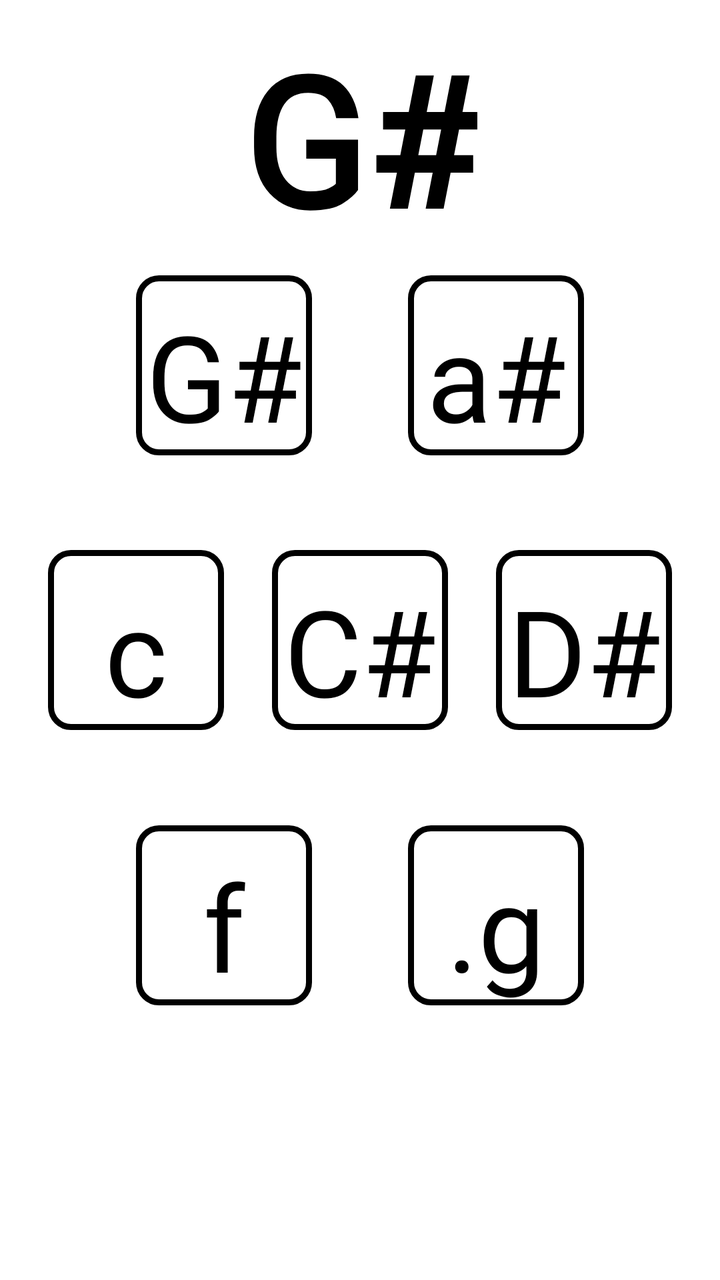
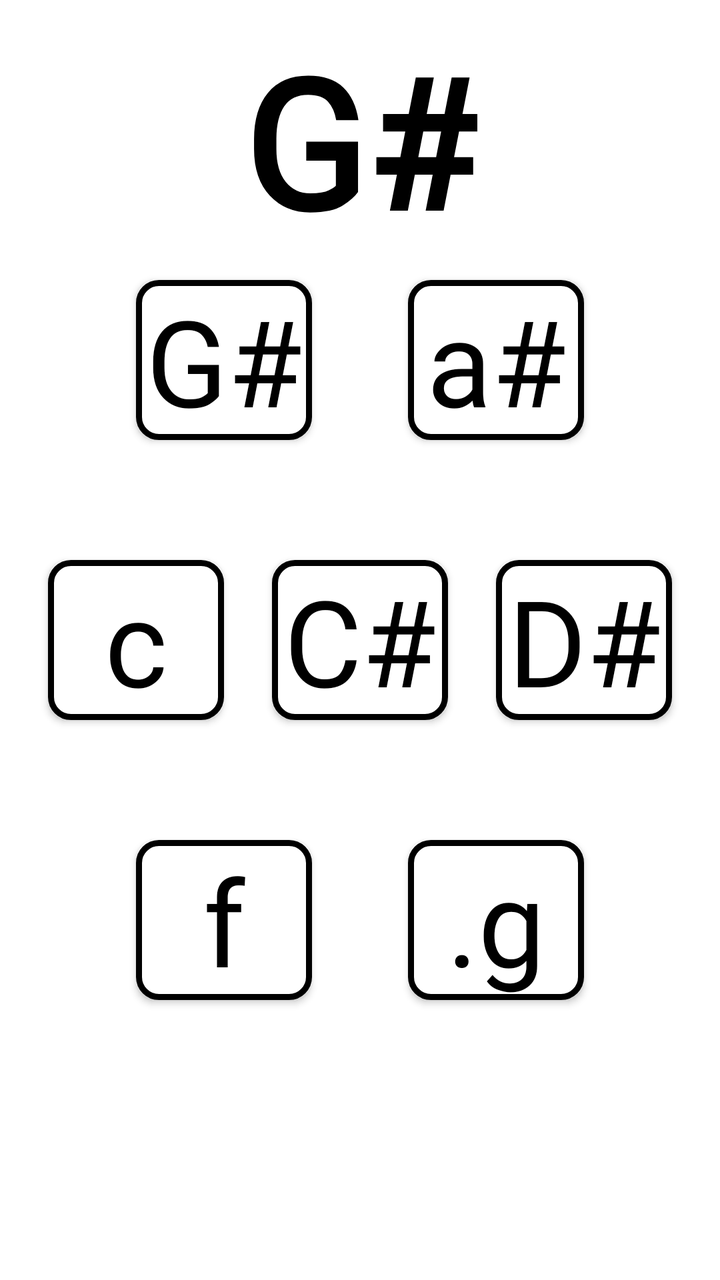

An Android layout rendered at two revisions. The XML below is the earlier revision; the diff shows what the commit changed to produce the second picture.
<!-- AndroidManifest.xml: application theme AppTheme -->
<!-- res/layout/activity_maj_gs.xml -->
<?xml version="1.0" encoding="utf-8"?>
<androidx.constraintlayout.widget.ConstraintLayout xmlns:android="http://schemas.android.com/apk/res/android"
    xmlns:app="http://schemas.android.com/apk/res-auto"
    xmlns:tools="http://schemas.android.com/tools"
    android:layout_width="match_parent"
    android:layout_height="match_parent"
    android:background="#ffffff"
    android:orientation="vertical"
    tools:context=".maj_gs">


    <TextView
        android:id="@+id/maj_gs_label"
        android:layout_width="wrap_content"
        android:layout_height="wrap_content"
        android:fontFamily="@font/intut"
        android:text="@string/M_gs"
        android:textColor="#000000"
        android:textSize="90sp"
        android:textStyle="bold"
        app:layout_constraintBottom_toTopOf="@+id/gs"
        app:layout_constraintEnd_toEndOf="@+id/as"
        app:layout_constraintStart_toStartOf="@+id/gs"
        app:layout_constraintTop_toTopOf="parent"
        tools:ignore="MissingConstraints" />

    <Button
        android:id="@+id/gs"
        android:layout_width="wrap_content"
        android:layout_height="wrap_content"
        android:background="@drawable/main_theme"
        android:fontFamily="@font/intut"
        android:text="@string/MGS_gs"
        android:textAllCaps="false"
        android:textColor="#000000"
        android:textSize="60sp"
        app:layout_constraintBottom_toBottomOf="@+id/c"
        app:layout_constraintEnd_toEndOf="@+id/cs"
        app:layout_constraintStart_toStartOf="parent"
        app:layout_constraintTop_toTopOf="parent"
        tools:ignore="MissingConstraints" />

    <Button
        android:id="@+id/as"
        android:layout_width="wrap_content"
        android:layout_height="wrap_content"
        android:background="@drawable/main_theme"
        android:fontFamily="@font/intut"
        android:text="@string/MGS_as"
        android:textAllCaps="false"
        android:textColor="#000000"
        android:textSize="60sp"
        app:layout_constraintBottom_toBottomOf="@+id/ds"
        app:layout_constraintEnd_toEndOf="parent"
        app:layout_constraintStart_toStartOf="@+id/cs"
        app:layout_constraintTop_toTopOf="parent"
        tools:ignore="MissingConstraints" />

    <Button
        android:id="@+id/c"
        android:layout_width="wrap_content"
        android:layout_height="wrap_content"
        android:background="@drawable/main_theme"
        android:fontFamily="@font/intut"
        android:text="@string/MGS_c"
        android:textAllCaps="false"
        android:textColor="#000000"
        android:textSize="60sp"
        app:layout_constraintBottom_toBottomOf="parent"
        app:layout_constraintEnd_toStartOf="@+id/cs"
        app:layout_constraintStart_toStartOf="parent"
        app:layout_constraintTop_toTopOf="parent"
        tools:ignore="MissingConstraints" />

    <Button
        android:id="@+id/cs"
        android:layout_width="wrap_content"
        android:layout_height="wrap_content"
        android:background="@drawable/main_theme"
        android:fontFamily="@font/intut"
        android:text="@string/MGS_cs"
        android:textAllCaps="false"
        android:textColor="#000000"
        android:textSize="60sp"
        app:layout_constraintBottom_toBottomOf="parent"
        app:layout_constraintEnd_toEndOf="parent"
        app:layout_constraintStart_toStartOf="parent"
        app:layout_constraintTop_toTopOf="parent"
        tools:ignore="MissingConstraints" />

    <Button
        android:id="@+id/ds"
        android:layout_width="wrap_content"
        android:layout_height="wrap_content"
        android:background="@drawable/main_theme"
        android:fontFamily="@font/intut"
        android:text="@string/MGS_ds"
        android:textAllCaps="false"
        android:textColor="#000000"
        android:textSize="60sp"
        app:layout_constraintBottom_toBottomOf="parent"
        app:layout_constraintEnd_toEndOf="parent"
        app:layout_constraintStart_toEndOf="@+id/cs"
        app:layout_constraintTop_toTopOf="parent"
        tools:ignore="MissingConstraints" />

    <Button
        android:id="@+id/f"
        android:layout_width="wrap_content"
        android:layout_height="wrap_content"
        android:background="@drawable/main_theme"
        android:fontFamily="@font/intut"
        android:text="@string/MGS_f"
        android:textAllCaps="false"
        android:textColor="#000000"
        android:textSize="60sp"
        app:layout_constraintBottom_toBottomOf="parent"
        app:layout_constraintEnd_toEndOf="@+id/cs"
        app:layout_constraintStart_toStartOf="parent"
        app:layout_constraintTop_toTopOf="@+id/cs"
        tools:ignore="MissingConstraints" />

    <Button
        android:id="@+id/g"
        android:layout_width="wrap_content"
        android:layout_height="wrap_content"
        android:background="@drawable/main_theme"
        android:fontFamily="@font/intut"
        android:text="@string/MGS_gG"
        android:textAllCaps="false"
        android:textColor="#000000"
        android:textSize="60sp"
        app:layout_constraintBottom_toBottomOf="parent"
        app:layout_constraintEnd_toEndOf="parent"
        app:layout_constraintStart_toStartOf="@+id/cs"
        app:layout_constraintTop_toTopOf="@+id/cs"
        tools:ignore="MissingConstraints" />


</androidx.constraintlayout.widget.ConstraintLayout>
<!-- resources referenced by this layout -->
<resources>
  <!-- drawable main_theme (drawable) -->
  <?xml version="1.0" encoding="utf-8"?>
  <shape xmlns:android="http://schemas.android.com/apk/res/android" android:shape="rectangle" >
      <corners
          android:radius="10dp"
          />
  
      <stroke
          android:width="3dp"
          android:color="#000000"
          />
      <padding
          android:left="0dp"
          android:top="10dp"
          android:right="0dp"
          android:bottom="0dp"
          />
  </shape>
  <string name="MGS_as">a#</string>
  <string name="MGS_c">c</string>
  <string name="MGS_cs">C#</string>
  <string name="MGS_ds">D#</string>
  <string name="MGS_f">f</string>
  <string name="MGS_gG">.g</string>
  <string name="MGS_gs">G#</string>
  <string name="M_gs">G#</string>
  <style name="AppTheme" parent="Theme.AppCompat.NoActionBar">
          
          <item name="colorPrimary">#000000</item>
          <item name="colorPrimaryDark">#000000</item>
          <item name="colorAccent">#000000</item>
      </style>
</resources>

<!-- the commit's change to res/layout/activity_maj_gs.xml (unified diff, before → after) -->
@@ -28,7 +28,7 @@
         android:id="@+id/gs"
         android:layout_width="wrap_content"
         android:layout_height="wrap_content"
-        android:background="@drawable/main_theme"
+        android:background="@drawable/btn_unified_selector"
         android:fontFamily="@font/intut"
         android:text="@string/MGS_gs"
         android:textAllCaps="false"
@@ -44,7 +44,7 @@
         android:id="@+id/as"
         android:layout_width="wrap_content"
         android:layout_height="wrap_content"
-        android:background="@drawable/main_theme"
+        android:background="@drawable/btn_unified_selector"
         android:fontFamily="@font/intut"
         android:text="@string/MGS_as"
         android:textAllCaps="false"
@@ -60,7 +60,7 @@
         android:id="@+id/c"
         android:layout_width="wrap_content"
         android:layout_height="wrap_content"
-        android:background="@drawable/main_theme"
+        android:background="@drawable/btn_unified_selector"
         android:fontFamily="@font/intut"
         android:text="@string/MGS_c"
         android:textAllCaps="false"
@@ -76,7 +76,7 @@
         android:id="@+id/cs"
         android:layout_width="wrap_content"
         android:layout_height="wrap_content"
-        android:background="@drawable/main_theme"
+        android:background="@drawable/btn_unified_selector"
         android:fontFamily="@font/intut"
         android:text="@string/MGS_cs"
         android:textAllCaps="false"
@@ -92,7 +92,7 @@
         android:id="@+id/ds"
         android:layout_width="wrap_content"
         android:layout_height="wrap_content"
-        android:background="@drawable/main_theme"
+        android:background="@drawable/btn_unified_selector"
         android:fontFamily="@font/intut"
         android:text="@string/MGS_ds"
         android:textAllCaps="false"
@@ -108,7 +108,7 @@
         android:id="@+id/f"
         android:layout_width="wrap_content"
         android:layout_height="wrap_content"
-        android:background="@drawable/main_theme"
+        android:background="@drawable/btn_unified_selector"
         android:fontFamily="@font/intut"
         android:text="@string/MGS_f"
         android:textAllCaps="false"
@@ -124,7 +124,7 @@
         android:id="@+id/g"
         android:layout_width="wrap_content"
         android:layout_height="wrap_content"
-        android:background="@drawable/main_theme"
+        android:background="@drawable/btn_unified_selector"
         android:fontFamily="@font/intut"
         android:text="@string/MGS_gG"
         android:textAllCaps="false"
<!-- resource entries referenced after the edit -->
@@ -1,23 +1,35 @@
 <!-- resources referenced by this layout -->
 <resources>
-  <!-- drawable main_theme (drawable) -->
+  <!-- drawable btn_unified_selector (drawable) -->
   <?xml version="1.0" encoding="utf-8"?>
-  <shape xmlns:android="http://schemas.android.com/apk/res/android" android:shape="rectangle" >
-      <corners
-          android:radius="10dp"
-          />
-  
-      <stroke
-          android:width="3dp"
-          android:color="#000000"
-          />
-      <padding
-          android:left="0dp"
-          android:top="10dp"
-          android:right="0dp"
-          android:bottom="0dp"
-          />
-  </shape>
+  <selector xmlns:android="http://schemas.android.com/apk/res/android">
+      
+      <item android:state_pressed="true">
+          <layer-list>
+              <item>
+                  <shape android:shape="rectangle">
+                      <solid android:color="#FFFFFF" />
+                      <stroke android:width="3dp" android:color="#000000" />
+                      <corners android:radius="10dp" />
+                  </shape>
+              </item>
+              <item>
+                  <shape android:shape="rectangle">
+                      <solid android:color="#80000000" /> 
+                      <corners android:radius="10dp" />
+                  </shape>
+              </item>
+          </layer-list>
+      </item>
+      
+      <item>
+          <shape android:shape="rectangle">
+              <solid android:color="#FFFFFF" />
+              <stroke android:width="3dp" android:color="#000000" />
+              <corners android:radius="10dp" />
+          </shape>
+      </item>
+  </selector>
   <string name="MGS_as">a#</string>
   <string name="MGS_c">c</string>
   <string name="MGS_cs">C#</string>
